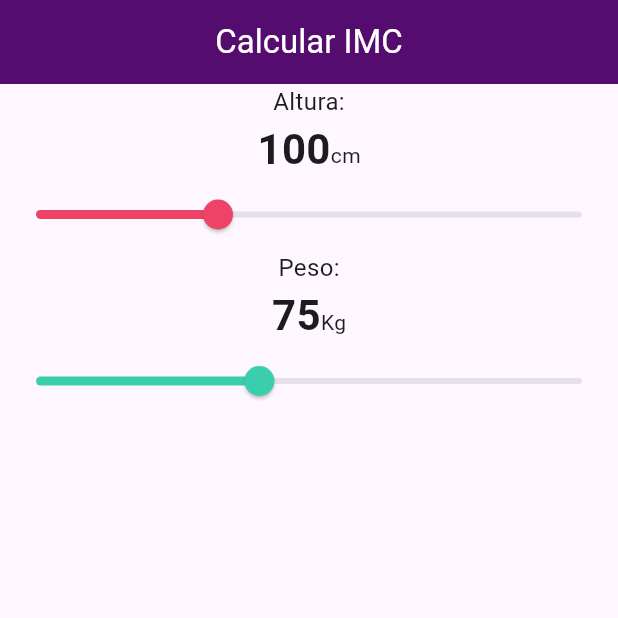
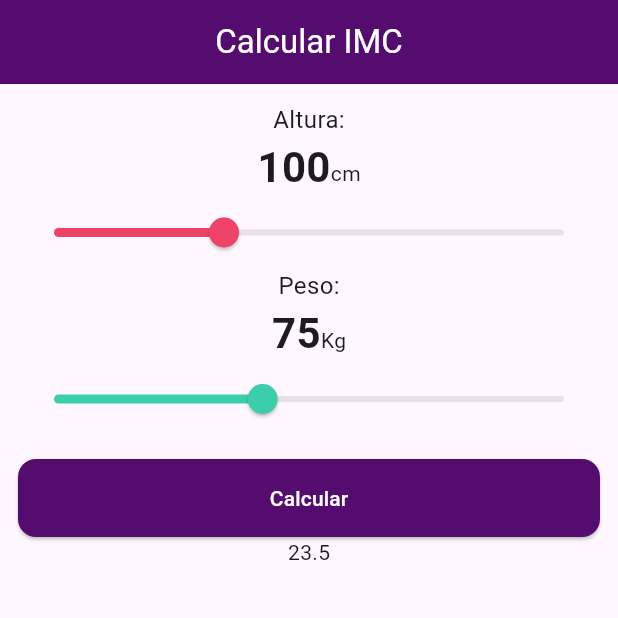
Before and after one commit to eeBarrionuevo/bmiapp_g9, a Flutter app: the screen it shows after launch, on a phone screen of 412 x 824 dp, the top half of it. Run offline on Flutter 3.47's test engine with Material 3 defaults, Android fonts, the phone set to English and light mode, and no system bars.

Commit message:
Mods Button

```diff
--- a/lib/main.dart
+++ b/lib/main.dart
@@ -20,10 +20,8 @@ class HomePage extends StatefulWidget {
 }
 
 class _HomePageState extends State<HomePage> {
-
   double height = 100.0;
   double weight = 75.0;
-
 
   @override
   Widget build(BuildContext context) {
@@ -38,7 +36,9 @@ class _HomePageState extends State<HomePage> {
           ),
         ),
       ),
-      body: Column(
+      body: Padding(
+        padding: const EdgeInsets.all(12.0),
+        child: Column(
           children: [
             Text(
               "Altura:",
@@ -74,12 +74,9 @@ class _HomePageState extends State<HomePage> {
               activeColor: Color(0xffee4266),
               onChanged: (double value) {
                 height = value;
-              setState(() {
-
-              });
+                setState(() {});
               },
             ),
-
             Text(
               "Peso:",
               style: TextStyle(
@@ -112,16 +109,40 @@ class _HomePageState extends State<HomePage> {
               min: 30,
               max: 140,
               activeColor: Color(0xff3bceac),
-            onChanged: (double value){
+              onChanged: (double value) {
                 weight = value;
-              setState(() {
-
-              });
+                setState(() {});
               },
             ),
+            SizedBox(
+              height: 16.0,
+            ),
+            SizedBox(
+              height: 52.0,
+              width: double.infinity,
+              child: ElevatedButton(
+                child: Text(
+                  "Calcular",
+                  style: TextStyle(
+                    color: Colors.white,
+                  ),
+                ),
+                style: ElevatedButton.styleFrom(
+                  backgroundColor: Color(0xff540d6e),
+                  shape: RoundedRectangleBorder(
+                    borderRadius: BorderRadius.circular(12.0),
+                  ),
+                ),
+                onPressed: () {},
+              ),
+            ),
 
+            Text(
+              "23.5",
+            ),
 
           ],
+        ),
       ),
     );
   }
```
Lines whose indentation alone changed are shown as unchanged.
